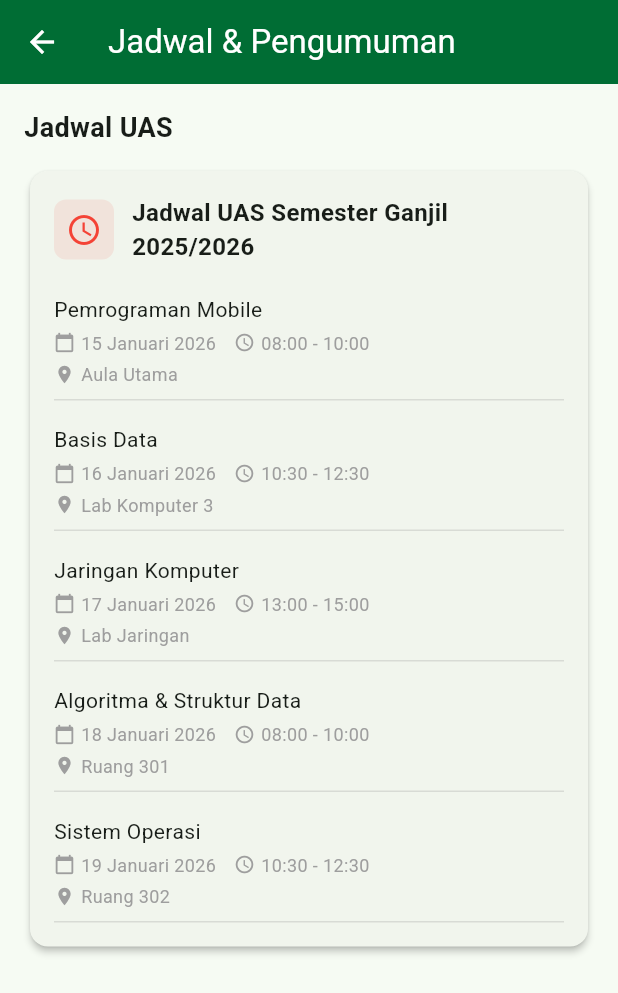
After one commit to rinimaulia09/apk_uimlms, a Flutter app: the HomeScreen screen opened directly, after a tap on "Jadwal UAS Semester Ganjil", on a phone screen of 412 x 824 dp. The commit adds this screen. Shown: the top 993 px of the screen. Run offline on Flutter 3.47's test engine with Material 3 defaults, Android fonts, the phone set to English and light mode, and no system bars.

Commit message:
Menambahkan halaman jadwal pada card jadwal di halaman beranda

```diff
--- a/lib/screens/home_screen.dart
+++ b/lib/screens/home_screen.dart
@@ -2,6 +2,7 @@ import 'package:flutter/material.dart';
 import 'package:apk_uimlms/screens/my_classes_screen.dart';
 import 'package:apk_uimlms/screens/profile_screen.dart';
 import 'package:apk_uimlms/screens/task_screen.dart';
+import 'package:apk_uimlms/screens/schedule_screen.dart';
 
 class HomeScreen extends StatelessWidget {
   const HomeScreen({super.key});
@@ -150,8 +151,18 @@ class HomeScreen extends StatelessWidget {
 
                   _buildAnnouncementCard(
                     'Jadwal UAS Semester Ganjil',
-                    'Jadwal UAS telah diumumkan. Silakan cek jadwal Anda di SIM Akademik.',
+                    'Jadwal UAS telah diumumkan. Silakan cek jadwal Anda.',
                     _formatTimeAgo(2),
+                    onTap: () {
+                      if (context.mounted) {
+                        Navigator.push(
+                          context,
+                          MaterialPageRoute(
+                            builder: (context) => const ScheduleScreen(),
+                          ),
+                        );
+                      }
+                    },
                   ),
                 ],
               ),
@@ -358,8 +369,15 @@ class HomeScreen extends StatelessWidget {
   }
 
   // Announcement card widget
-  Widget _buildAnnouncementCard(String title, String content, String time) {
-    return Card(
+  Widget _buildAnnouncementCard(
+    String title,
+    String content,
+    String time, {
+    VoidCallback? onTap,
+  }) {
+    return GestureDetector(
+      onTap: onTap,
+      child: Card(
         elevation: 2,
         shape: RoundedRectangleBorder(borderRadius: BorderRadius.circular(16)),
         child: Padding(
@@ -402,6 +420,7 @@ class HomeScreen extends StatelessWidget {
             ],
           ),
         ),
+      ),
     );
   }
 }
--- /dev/null
+++ b/lib/screens/schedule_screen.dart
@@ -0,0 +1,153 @@
+import 'package:flutter/material.dart';
+
+class ScheduleScreen extends StatelessWidget {
+  const ScheduleScreen({super.key});
+
+  @override
+  Widget build(BuildContext context) {
+    return Scaffold(
+      appBar: AppBar(
+        title: const Text('Jadwal & Pengumuman'),
+        backgroundColor: const Color(0xFF006D34), // UIM Green
+        foregroundColor: Colors.white,
+        elevation: 0,
+      ),
+      body: Padding(
+        padding: const EdgeInsets.all(16.0),
+        child: Column(
+          crossAxisAlignment: CrossAxisAlignment.start,
+          children: [
+            // UAS Schedule section
+            const Text(
+              'Jadwal UAS',
+              style: TextStyle(fontSize: 18, fontWeight: FontWeight.bold),
+            ),
+            const SizedBox(height: 12),
+            Card(
+              elevation: 2,
+              shape: RoundedRectangleBorder(
+                borderRadius: BorderRadius.circular(12),
+              ),
+              child: Padding(
+                padding: const EdgeInsets.all(16.0),
+                child: Column(
+                  crossAxisAlignment: CrossAxisAlignment.start,
+                  children: [
+                    Row(
+                      children: [
+                        Container(
+                          padding: const EdgeInsets.all(8),
+                          decoration: BoxDecoration(
+                            color: Colors.red.withValues(alpha: 0.1),
+                            borderRadius: BorderRadius.circular(8),
+                          ),
+                          child: const Icon(Icons.schedule, color: Colors.red),
+                        ),
+                        const SizedBox(width: 12),
+                        const Expanded(
+                          child: Text(
+                            'Jadwal UAS Semester Ganjil 2025/2026',
+                            style: TextStyle(
+                              fontSize: 16,
+                              fontWeight: FontWeight.w600,
+                            ),
+                          ),
+                        ),
+                      ],
+                    ),
+                    const SizedBox(height: 12),
+                    _buildScheduleItem(
+                      'Pemrograman Mobile',
+                      '15 Januari 2026',
+                      '08:00 - 10:00',
+                      'Aula Utama',
+                    ),
+                    const SizedBox(height: 8),
+                    _buildScheduleItem(
+                      'Basis Data',
+                      '16 Januari 2026',
+                      '10:30 - 12:30',
+                      'Lab Komputer 3',
+                    ),
+                    const SizedBox(height: 8),
+                    _buildScheduleItem(
+                      'Jaringan Komputer',
+                      '17 Januari 2026',
+                      '13:00 - 15:00',
+                      'Lab Jaringan',
+                    ),
+                    const SizedBox(height: 8),
+                    _buildScheduleItem(
+                      'Algoritma & Struktur Data',
+                      '18 Januari 2026',
+                      '08:00 - 10:00',
+                      'Ruang 301',
+                    ),
+                    const SizedBox(height: 8),
+                    _buildScheduleItem(
+                      'Sistem Operasi',
+                      '19 Januari 2026',
+                      '10:30 - 12:30',
+                      'Ruang 302',
+                    ),
+                  ],
+                ),
+              ),
+            ),
+          ],
+        ),
+      ),
+    );
+  }
+
+  Widget _buildScheduleItem(
+    String subject,
+    String date,
+    String time,
+    String location,
+  ) {
+    return Container(
+      padding: const EdgeInsets.symmetric(vertical: 8),
+      decoration: BoxDecoration(
+        border: Border(
+          bottom: BorderSide(color: Colors.grey.withValues(alpha: 0.3)),
+        ),
+      ),
+      child: Column(
+        crossAxisAlignment: CrossAxisAlignment.start,
+        children: [
+          Text(subject, style: const TextStyle(fontWeight: FontWeight.w500)),
+          const SizedBox(height: 4),
+          Row(
+            children: [
+              const Icon(Icons.calendar_today, size: 14, color: Colors.grey),
+              const SizedBox(width: 4),
+              Text(
+                date,
+                style: const TextStyle(fontSize: 12, color: Colors.grey),
+              ),
+              const SizedBox(width: 12),
+              const Icon(Icons.access_time, size: 14, color: Colors.grey),
+              const SizedBox(width: 4),
+              Text(
+                time,
+                style: const TextStyle(fontSize: 12, color: Colors.grey),
+              ),
+            ],
+          ),
+          const SizedBox(height: 4),
+          Row(
+            children: [
+              const Icon(Icons.location_on, size: 14, color: Colors.grey),
+              const SizedBox(width: 4),
+              Text(
+                location,
+                style: const TextStyle(fontSize: 12, color: Colors.grey),
+              ),
+            ],
+          ),
+        ],
+      ),
+    );
+  }
+}
```
Lines whose indentation alone changed are shown as unchanged.
